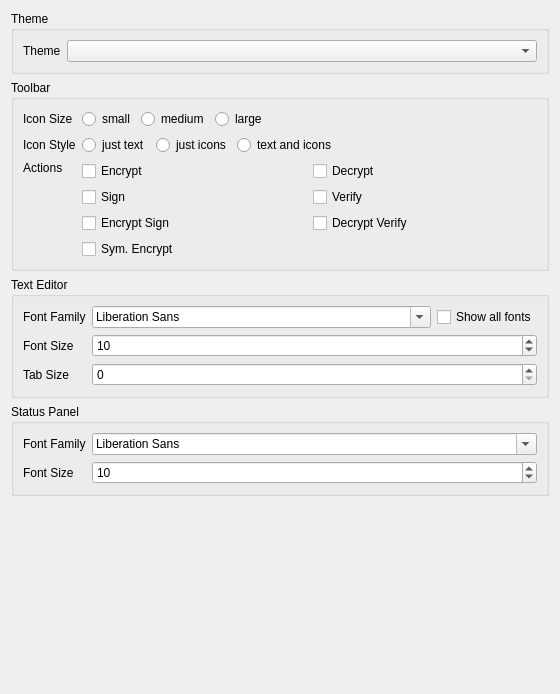
Qt form ui/AppearanceSettings.ui (saturneric/GpgFrontend) before a commit.
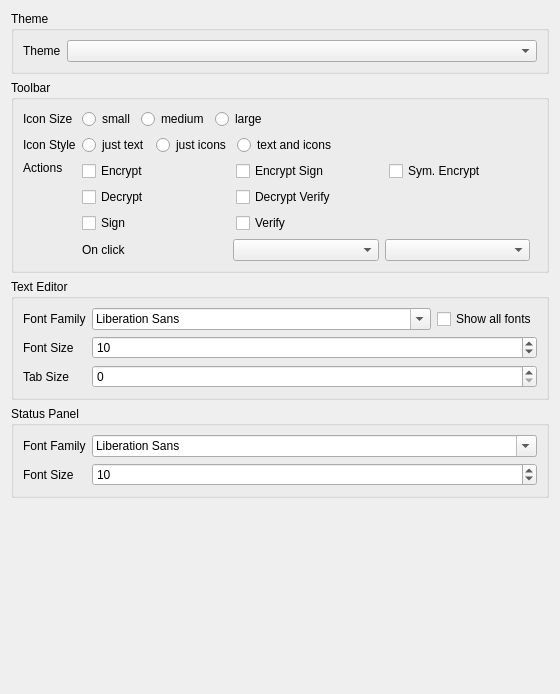
The same form after that commit.

Commit message:
feat(ui): choose what the Encrypt and Decrypt toolbar buttons run
Appearance settings arrange the toolbar actions by button, with an "On
click" picker for the Encrypt and Decrypt rows. It lists only the ticked
actions and shows only when a row has a choice. The pick is stored as
tool_bar_crypto_default_operas and leads its family; Sym. Encrypt is
never a default.

A button shows its default while usable, else the first usable action
that may be a face; with none, a click opens the variant list. Button
widths even out to the row's median, so one long label no longer pads
the rest.

The edit to the form file:
```diff
--- a/ui/AppearanceSettings.ui
+++ b/ui/AppearanceSettings.ui
@@ -158,46 +158,70 @@
            </widget>
           </item>
           <item row="0" column="1">
+           <widget class="QCheckBox" name="encrSignCheckBox">
+            <property name="text">
+             <string>Encrypt Sign</string>
+            </property>
+           </widget>
+          </item>
+          <item row="0" column="2">
+           <widget class="QCheckBox" name="symmetricEncrCheckBox">
+            <property name="text">
+             <string>Sym. Encrypt</string>
+            </property>
+           </widget>
+          </item>
+          <item row="1" column="0">
            <widget class="QCheckBox" name="decrCheckBox">
             <property name="text">
              <string>Decrypt</string>
             </property>
            </widget>
           </item>
-          <item row="1" column="0">
+          <item row="1" column="1">
+           <widget class="QCheckBox" name="decrVerifyCheckBox">
+            <property name="text">
+             <string>Decrypt Verify</string>
+            </property>
+           </widget>
+          </item>
+          <item row="2" column="0">
            <widget class="QCheckBox" name="signCheckBox">
             <property name="text">
              <string>Sign</string>
             </property>
            </widget>
           </item>
-          <item row="1" column="1">
+          <item row="2" column="1">
            <widget class="QCheckBox" name="verifyCheckBox">
             <property name="text">
              <string>Verify</string>
             </property>
            </widget>
           </item>
-          <item row="2" column="0">
-           <widget class="QCheckBox" name="encrSignCheckBox">
+         </layout>
+        </item>
+        <item>
+         <layout class="QHBoxLayout" name="toolbarDefaultsLayout">
+          <item>
+           <widget class="QLabel" name="toolbarDefaultsLabel">
             <property name="text">
-             <string>Encrypt Sign</string>
+             <string>On click</string>
             </property>
            </widget>
           </item>
-          <item row="2" column="1">
-           <widget class="QCheckBox" name="decrVerifyCheckBox">
-            <property name="text">
-             <string>Decrypt Verify</string>
-            </property>
-           </widget>
+          <item>
+           <widget class="QComboBox" name="encrDefaultComboBox"/>
           </item>
-          <item row="3" column="0">
-           <widget class="QCheckBox" name="symmetricEncrCheckBox">
-            <property name="text">
-             <string>Sym. Encrypt</string>
+          <item>
+           <widget class="QComboBox" name="decrDefaultComboBox"/>
+          </item>
+          <item>
+           <spacer name="toolbarDefaultsSpacer">
+            <property name="orientation">
+             <enum>Qt::Orientation::Horizontal</enum>
             </property>
-           </widget>
+           </spacer>
           </item>
          </layout>
         </item>
```
The commit also changes 7 other files.
